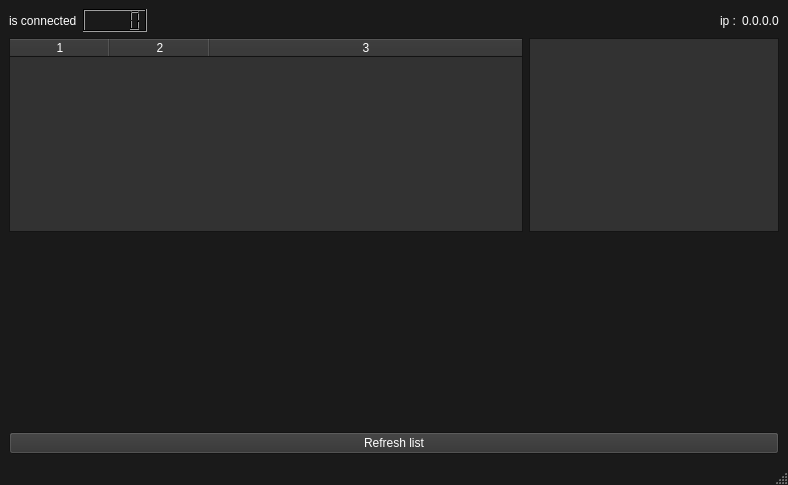
This is src/mainwindow.ui in Celienn/LLF-Translator as Qt 5 draws it before an edit. The edited form follows.
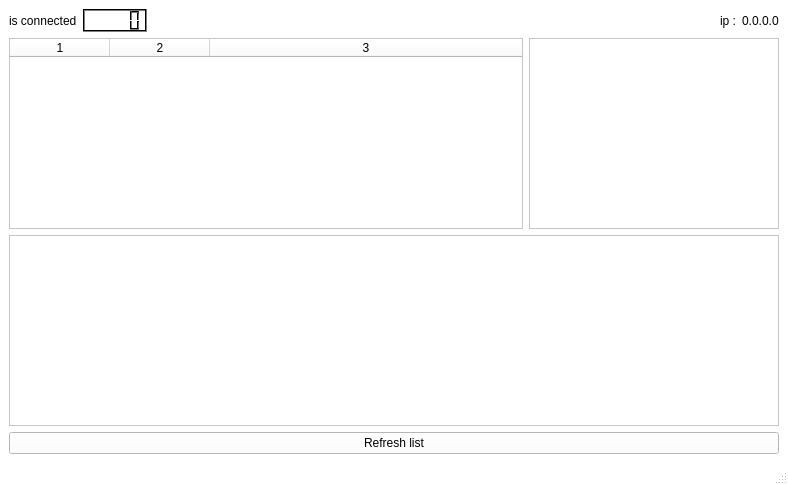
This is the edited form. Icons and pictures are not drawn.

Diff of the .ui file:
```diff
--- a/src/mainwindow.ui
+++ b/src/mainwindow.ui
@@ -16,24 +16,69 @@
      <colorrole role="WindowText">
       <brush brushstyle="SolidPattern">
        <color alpha="255">
-        <red>255</red>
-        <green>255</green>
-        <blue>255</blue>
+        <red>0</red>
+        <green>0</green>
+        <blue>0</blue>
        </color>
       </brush>
      </colorrole>
      <colorrole role="Button">
       <brush brushstyle="SolidPattern">
        <color alpha="255">
-        <red>50</red>
-        <green>50</green>
-        <blue>50</blue>
+        <red>255</red>
+        <green>255</green>
+        <blue>255</blue>
+       </color>
+      </brush>
+     </colorrole>
+     <colorrole role="Light">
+      <brush brushstyle="SolidPattern">
+       <color alpha="255">
+        <red>255</red>
+        <green>255</green>
+        <blue>255</blue>
+       </color>
+      </brush>
+     </colorrole>
+     <colorrole role="Midlight">
+      <brush brushstyle="SolidPattern">
+       <color alpha="255">
+        <red>255</red>
+        <green>255</green>
+        <blue>255</blue>
+       </color>
+      </brush>
+     </colorrole>
+     <colorrole role="Dark">
+      <brush brushstyle="SolidPattern">
+       <color alpha="255">
+        <red>127</red>
+        <green>127</green>
+        <blue>127</blue>
+       </color>
+      </brush>
+     </colorrole>
+     <colorrole role="Mid">
+      <brush brushstyle="SolidPattern">
+       <color alpha="255">
+        <red>170</red>
+        <green>170</green>
+        <blue>170</blue>
        </color>
       </brush>
      </colorrole>
      <colorrole role="Text">
       <brush brushstyle="SolidPattern">
        <color alpha="255">
+        <red>0</red>
+        <green>0</green>
+        <blue>0</blue>
+       </color>
+      </brush>
+     </colorrole>
+     <colorrole role="BrightText">
+      <brush brushstyle="SolidPattern">
+       <color alpha="255">
         <red>255</red>
         <green>255</green>
         <blue>255</blue>
@@ -43,89 +88,71 @@
      <colorrole role="ButtonText">
       <brush brushstyle="SolidPattern">
        <color alpha="255">
-        <red>255</red>
-        <green>255</green>
-        <blue>255</blue>
+        <red>0</red>
+        <green>0</green>
+        <blue>0</blue>
        </color>
       </brush>
      </colorrole>
      <colorrole role="Base">
       <brush brushstyle="SolidPattern">
        <color alpha="255">
-        <red>50</red>
-        <green>50</green>
-        <blue>50</blue>
+        <red>255</red>
+        <green>255</green>
+        <blue>255</blue>
        </color>
       </brush>
      </colorrole>
      <colorrole role="Window">
       <brush brushstyle="SolidPattern">
        <color alpha="255">
-        <red>26</red>
-        <green>26</green>
-        <blue>26</blue>
+        <red>255</red>
+        <green>255</green>
+        <blue>255</blue>
        </color>
       </brush>
      </colorrole>
      <colorrole role="Shadow">
       <brush brushstyle="SolidPattern">
        <color alpha="255">
-        <red>176</red>
-        <green>175</green>
-        <blue>175</blue>
-       </color>
-      </brush>
-     </colorrole>
-     <colorrole role="Highlight">
-      <brush brushstyle="SolidPattern">
-       <color alpha="255">
-        <red>154</red>
-        <green>153</green>
-        <blue>150</blue>
-       </color>
-      </brush>
-     </colorrole>
-     <colorrole role="HighlightedText">
-      <brush brushstyle="SolidPattern">
-       <color alpha="255">
-        <red>255</red>
-        <green>255</green>
-        <blue>255</blue>
-       </color>
-      </brush>
-     </colorrole>
-     <colorrole role="Link">
-      <brush brushstyle="SolidPattern">
-       <color alpha="255">
-        <red>230</red>
-        <green>97</green>
+        <red>0</red>
+        <green>0</green>
         <blue>0</blue>
        </color>
       </brush>
      </colorrole>
-     <colorrole role="LinkVisited">
-      <brush brushstyle="SolidPattern">
-       <color alpha="255">
-        <red>222</red>
-        <green>221</green>
-        <blue>218</blue>
-       </color>
-      </brush>
-     </colorrole>
      <colorrole role="AlternateBase">
       <brush brushstyle="SolidPattern">
        <color alpha="255">
-        <red>154</red>
-        <green>153</green>
-        <blue>150</blue>
+        <red>255</red>
+        <green>255</green>
+        <blue>255</blue>
        </color>
       </brush>
      </colorrole>
      <colorrole role="ToolTipBase">
       <brush brushstyle="SolidPattern">
        <color alpha="255">
-        <red>198</red>
-        <green>70</green>
+        <red>255</red>
+        <green>255</green>
+        <blue>220</blue>
+       </color>
+      </brush>
+     </colorrole>
+     <colorrole role="ToolTipText">
+      <brush brushstyle="SolidPattern">
+       <color alpha="255">
+        <red>0</red>
+        <green>0</green>
+        <blue>0</blue>
+       </color>
+      </brush>
+     </colorrole>
+     <colorrole role="PlaceholderText">
+      <brush brushstyle="SolidPattern">
+       <color alpha="127">
+        <red>0</red>
+        <green>0</green>
         <blue>0</blue>
        </color>
       </brush>
@@ -134,8 +161,8 @@
       <brush brushstyle="SolidPattern">
        <color alpha="255">
         <red>255</red>
-        <green>120</green>
-        <blue>0</blue>
+        <green>255</green>
+        <blue>255</blue>
        </color>
       </brush>
      </colorrole>
@@ -144,24 +171,69 @@
      <colorrole role="WindowText">
       <brush brushstyle="SolidPattern">
        <color alpha="255">
-        <red>255</red>
-        <green>255</green>
-        <blue>255</blue>
+        <red>0</red>
+        <green>0</green>
+        <blue>0</blue>
        </color>
       </brush>
      </colorrole>
      <colorrole role="Button">
       <brush brushstyle="SolidPattern">
        <color alpha="255">
-        <red>50</red>
-        <green>50</green>
-        <blue>50</blue>
+        <red>255</red>
+        <green>255</green>
+        <blue>255</blue>
+       </color>
+      </brush>
+     </colorrole>
+     <colorrole role="Light">
+      <brush brushstyle="SolidPattern">
+       <color alpha="255">
+        <red>255</red>
+        <green>255</green>
+        <blue>255</blue>
+       </color>
+      </brush>
+     </colorrole>
+     <colorrole role="Midlight">
+      <brush brushstyle="SolidPattern">
+       <color alpha="255">
+        <red>255</red>
+        <green>255</green>
+        <blue>255</blue>
+       </color>
+      </brush>
+     </colorrole>
+     <colorrole role="Dark">
+      <brush brushstyle="SolidPattern">
+       <color alpha="255">
+        <red>127</red>
+        <green>127</green>
+        <blue>127</blue>
+       </color>
+      </brush>
+     </colorrole>
+     <colorrole role="Mid">
+      <brush brushstyle="SolidPattern">
+       <color alpha="255">
+        <red>170</red>
+        <green>170</green>
+        <blue>170</blue>
        </color>
       </brush>
      </colorrole>
      <colorrole role="Text">
       <brush brushstyle="SolidPattern">
        <color alpha="255">
+        <red>0</red>
+        <green>0</green>
+        <blue>0</blue>
+       </color>
+      </brush>
+     </colorrole>
+     <colorrole role="BrightText">
+      <brush brushstyle="SolidPattern">
+       <color alpha="255">
         <red>255</red>
         <green>255</green>
         <blue>255</blue>
@@ -171,89 +243,71 @@
      <colorrole role="ButtonText">
       <brush brushstyle="SolidPattern">
        <color alpha="255">
-        <red>255</red>
-        <green>255</green>
-        <blue>255</blue>
+        <red>0</red>
+        <green>0</green>
+        <blue>0</blue>
        </color>
       </brush>
      </colorrole>
      <colorrole role="Base">
       <brush brushstyle="SolidPattern">
        <color alpha="255">
-        <red>50</red>
-        <green>50</green>
-        <blue>50</blue>
+        <red>255</red>
+        <green>255</green>
+        <blue>255</blue>
        </color>
       </brush>
      </colorrole>
      <colorrole role="Window">
       <brush brushstyle="SolidPattern">
        <color alpha="255">
-        <red>26</red>
-        <green>26</green>
-        <blue>26</blue>
+        <red>255</red>
+        <green>255</green>
+        <blue>255</blue>
        </color>
       </brush>
      </colorrole>
      <colorrole role="Shadow">
       <brush brushstyle="SolidPattern">
        <color alpha="255">
-        <red>176</red>
-        <green>175</green>
-        <blue>175</blue>
-       </color>
-      </brush>
-     </colorrole>
-     <colorrole role="Highlight">
-      <brush brushstyle="SolidPattern">
-       <color alpha="255">
-        <red>154</red>
-        <green>153</green>
-        <blue>150</blue>
-       </color>
-      </brush>
-     </colorrole>
-     <colorrole role="HighlightedText">
-      <brush brushstyle="SolidPattern">
-       <color alpha="255">
-        <red>255</red>
-        <green>255</green>
-        <blue>255</blue>
-       </color>
-      </brush>
-     </colorrole>
-     <colorrole role="Link">
-      <brush brushstyle="SolidPattern">
-       <color alpha="255">
-        <red>230</red>
-        <green>97</green>
+        <red>0</red>
+        <green>0</green>
         <blue>0</blue>
        </color>
       </brush>
      </colorrole>
-     <colorrole role="LinkVisited">
-      <brush brushstyle="SolidPattern">
-       <color alpha="255">
-        <red>222</red>
-        <green>221</green>
-        <blue>218</blue>
-       </color>
-      </brush>
-     </colorrole>
      <colorrole role="AlternateBase">
       <brush brushstyle="SolidPattern">
        <color alpha="255">
-        <red>154</red>
-        <green>153</green>
-        <blue>150</blue>
+        <red>255</red>
+        <green>255</green>
+        <blue>255</blue>
        </color>
       </brush>
      </colorrole>
      <colorrole role="ToolTipBase">
       <brush brushstyle="SolidPattern">
        <color alpha="255">
-        <red>198</red>
-        <green>70</green>
+        <red>255</red>
+        <green>255</green>
+        <blue>220</blue>
+       </color>
+      </brush>
+     </colorrole>
+     <colorrole role="ToolTipText">
+      <brush brushstyle="SolidPattern">
+       <color alpha="255">
+        <red>0</red>
+        <green>0</green>
+        <blue>0</blue>
+       </color>
+      </brush>
+     </colorrole>
+     <colorrole role="PlaceholderText">
+      <brush brushstyle="SolidPattern">
+       <color alpha="127">
+        <red>0</red>
+        <green>0</green>
         <blue>0</blue>
        </color>
       </brush>
@@ -262,100 +316,163 @@
       <brush brushstyle="SolidPattern">
        <color alpha="255">
         <red>255</red>
-        <green>120</green>
-        <blue>0</blue>
+        <green>255</green>
+        <blue>255</blue>
        </color>
       </brush>
      </colorrole>
     </inactive>
     <disabled>
+     <colorrole role="WindowText">
+      <brush brushstyle="SolidPattern">
+       <color alpha="255">
+        <red>127</red>
+        <green>127</green>
+        <blue>127</blue>
+       </color>
+      </brush>
+     </colorrole>
      <colorrole role="Button">
       <brush brushstyle="SolidPattern">
        <color alpha="255">
-        <red>50</red>
-        <green>50</green>
-        <blue>50</blue>
+        <red>255</red>
+        <green>255</green>
+        <blue>255</blue>
+       </color>
+      </brush>
+     </colorrole>
+     <colorrole role="Light">
+      <brush brushstyle="SolidPattern">
+       <color alpha="255">
+        <red>255</red>
+        <green>255</green>
+        <blue>255</blue>
+       </color>
+      </brush>
+     </colorrole>
+     <colorrole role="Midlight">
+      <brush brushstyle="SolidPattern">
+       <color alpha="255">
+        <red>255</red>
+        <green>255</green>
+        <blue>255</blue>
+       </color>
+      </brush>
+     </colorrole>
+     <colorrole role="Dark">
+      <brush brushstyle="SolidPattern">
+       <color alpha="255">
+        <red>127</red>
+        <green>127</green>
+        <blue>127</blue>
+       </color>
+      </brush>
+     </colorrole>
+     <colorrole role="Mid">
+      <brush brushstyle="SolidPattern">
+       <color alpha="255">
+        <red>170</red>
+        <green>170</green>
+        <blue>170</blue>
+       </color>
+      </brush>
+     </colorrole>
+     <colorrole role="Text">
+      <brush brushstyle="SolidPattern">
+       <color alpha="255">
+        <red>127</red>
+        <green>127</green>
+        <blue>127</blue>
+       </color>
+      </brush>
+     </colorrole>
+     <colorrole role="BrightText">
+      <brush brushstyle="SolidPattern">
+       <color alpha="255">
+        <red>255</red>
+        <green>255</green>
+        <blue>255</blue>
+       </color>
+      </brush>
+     </colorrole>
+     <colorrole role="ButtonText">
+      <brush brushstyle="SolidPattern">
+       <color alpha="255">
+        <red>127</red>
+        <green>127</green>
+        <blue>127</blue>
        </color>
       </brush>
      </colorrole>
      <colorrole role="Base">
       <brush brushstyle="SolidPattern">
        <color alpha="255">
-        <red>26</red>
-        <green>26</green>
-        <blue>26</blue>
+        <red>255</red>
+        <green>255</green>
+        <blue>255</blue>
        </color>
       </brush>
      </colorrole>
      <colorrole role="Window">
       <brush brushstyle="SolidPattern">
        <color alpha="255">
-        <red>26</red>
-        <green>26</green>
-        <blue>26</blue>
+        <red>255</red>
+        <green>255</green>
+        <blue>255</blue>
        </color>
       </brush>
      </colorrole>
      <colorrole role="Shadow">
       <brush brushstyle="SolidPattern">
        <color alpha="255">
-        <red>176</red>
-        <green>175</green>
-        <blue>175</blue>
-       </color>
-      </brush>
-     </colorrole>
-     <colorrole role="HighlightedText">
-      <brush brushstyle="SolidPattern">
-       <color alpha="255">
-        <red>255</red>
-        <green>255</green>
-        <blue>255</blue>
-       </color>
-      </brush>
-     </colorrole>
-     <colorrole role="Link">
-      <brush brushstyle="SolidPattern">
-       <color alpha="255">
-        <red>230</red>
-        <green>97</green>
+        <red>0</red>
+        <green>0</green>
         <blue>0</blue>
        </color>
       </brush>
      </colorrole>
-     <colorrole role="LinkVisited">
-      <brush brushstyle="SolidPattern">
-       <color alpha="255">
-        <red>222</red>
-        <green>221</green>
-        <blue>218</blue>
-       </color>
-      </brush>
-     </colorrole>
      <colorrole role="AlternateBase">
       <brush brushstyle="SolidPattern">
        <color alpha="255">
-        <red>154</red>
-        <green>153</green>
-        <blue>150</blue>
+        <red>255</red>
+        <green>255</green>
+        <blue>255</blue>
        </color>
       </brush>
      </colorrole>
      <colorrole role="ToolTipBase">
       <brush brushstyle="SolidPattern">
        <color alpha="255">
-        <red>198</red>
-        <green>70</green>
+        <red>255</red>
+        <green>255</green>
+        <blue>220</blue>
+       </color>
+      </brush>
+     </colorrole>
+     <colorrole role="ToolTipText">
+      <brush brushstyle="SolidPattern">
+       <color alpha="255">
+        <red>0</red>
+        <green>0</green>
         <blue>0</blue>
        </color>
       </brush>
      </colorrole>
+     <colorrole role="PlaceholderText">
+      <brush brushstyle="SolidPattern">
+       <color alpha="127">
+        <red>127</red>
+        <green>127</green>
+        <blue>127</blue>
+       </color>
+      </brush>
+     </colorrole>
      <colorrole role="Accent">
       <brush brushstyle="SolidPattern">
        <color alpha="255">
         <red>255</red>
-        <green>120</green>
-        <blue>0</blue>
+        <green>255</green>
+        <blue>255</blue>
        </color>
       </brush>
      </colorrole>
@@ -456,6 +573,13 @@
       </property>
      </widget>
     </item>
+    <item row="2" column="0">
+     <widget class="QTextEdit" name="console">
+      <property name="readOnly">
+       <bool>true</bool>
+      </property>
+     </widget>
+    </item>
     <item row="1" column="0">
      <layout class="QGridLayout" name="gridLayout">
       <item row="0" column="0">
@@ -513,19 +637,6 @@
       </item>
      </layout>
     </item>
-    <item row="2" column="0">
-     <spacer name="verticalSpacer">
-      <property name="orientation">
-       <enum>Qt::Vertical</enum>
-      </property>
-      <property name="sizeHint" stdset="0">
-       <size>
-        <width>20</width>
-        <height>40</height>
-       </size>
-      </property>
-     </spacer>
-    </item>
    </layout>
   </widget>
   <widget class="QMenuBar" name="menubar">
```
Left out of the diff: 2 changed lines with no effect on the pictures.
